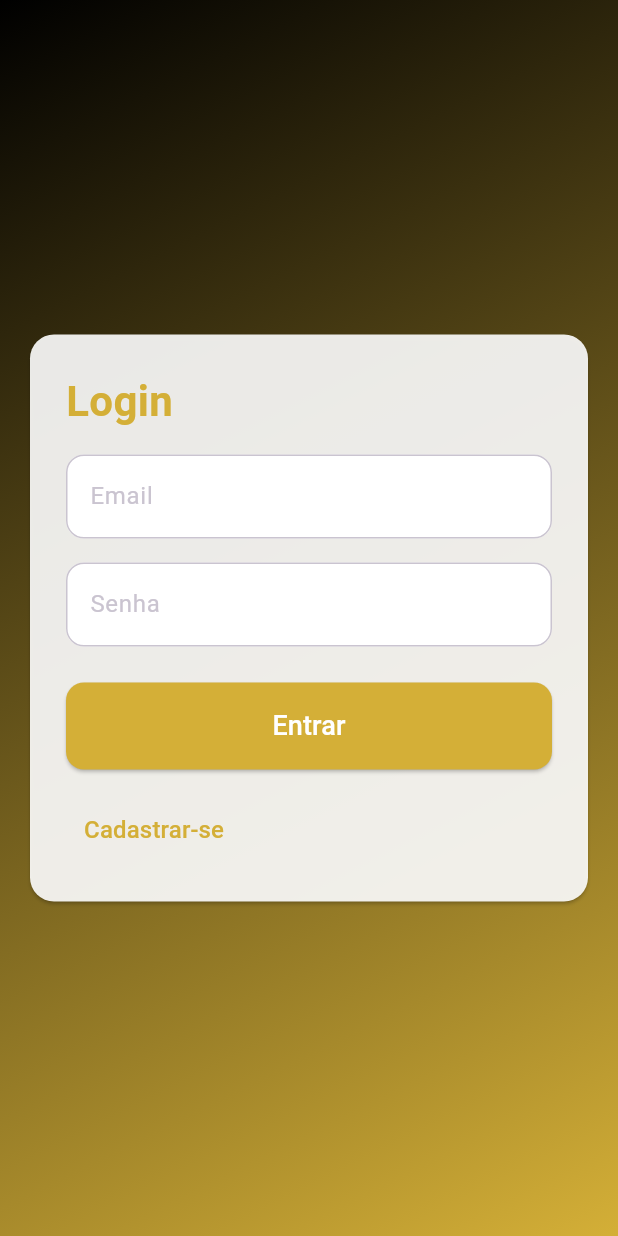
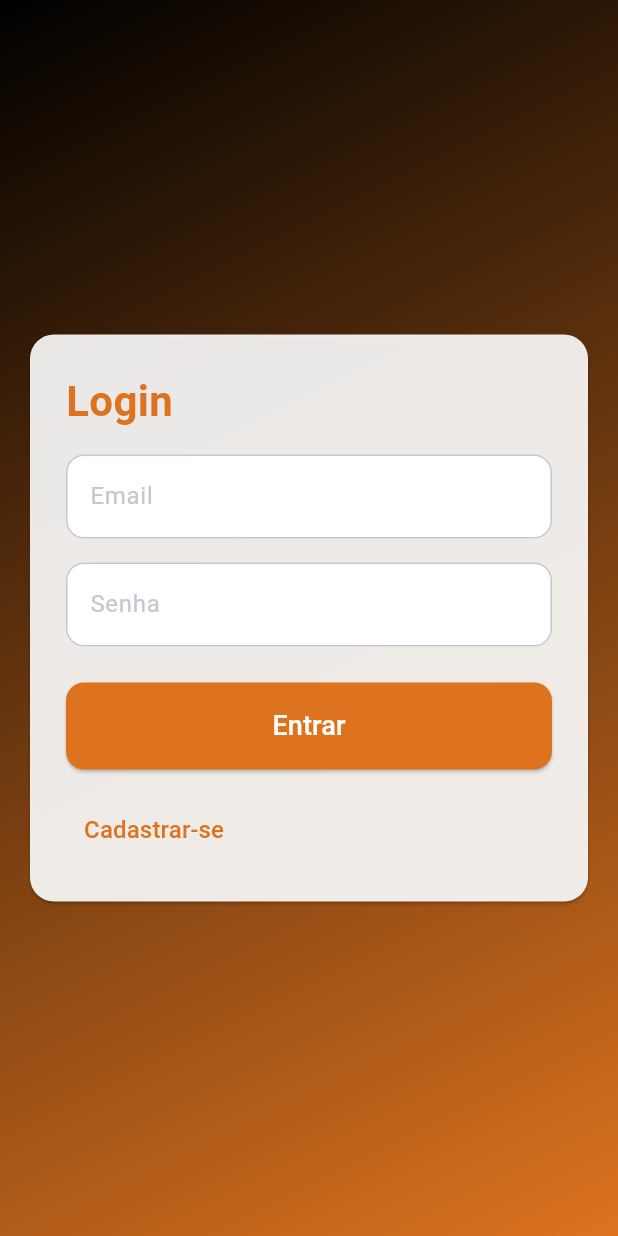
Before and after one commit to Sluvizottodev/SmartGestor, a Flutter app: the screen it shows after launch, on a phone screen of 412 x 824 dp. Run offline on Flutter 3.47's test engine with Material 3 defaults, Android fonts, the phone set to English and light mode, and no system bars; our stand-ins replace cloud_firestore, firebase_auth, firebase_core; accounts and stored records are empty.

Commit message:
Atualização de cor

```diff
--- a/lib/utils/app_colors.dart
+++ b/lib/utils/app_colors.dart
@@ -1,7 +1,7 @@
 import 'package:flutter/material.dart';
 
 class AppColors {
-  static const Color primaryBackground = Colors.black; // Fundo principal.
-  static const Color primaryAccent = Color(0xFFD4AF37); // Cor primária para destaques.
-  static const Color primaryText = Colors.white; // Dourado.
+  static const Color primaryBackground = Colors.black; // Fundo principal
+  static const Color primaryAccent = Color(0xFFDD731F); // Destaque principal
+  static const Color primaryText = Colors.white; // Cor do texto
 }
```
